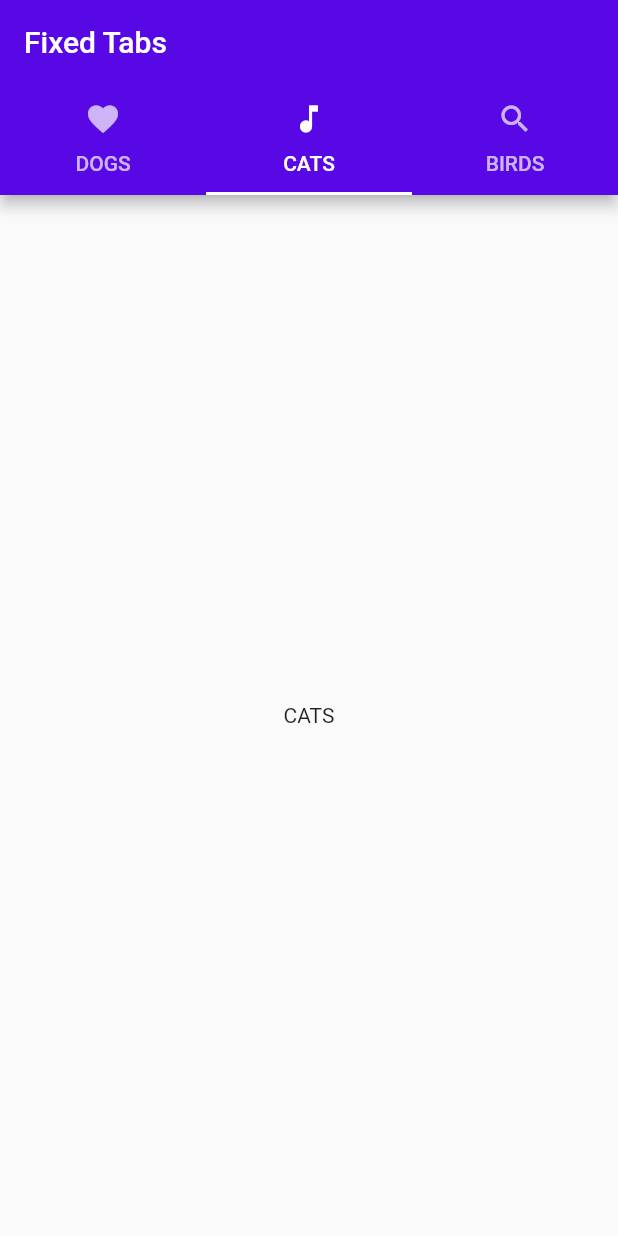
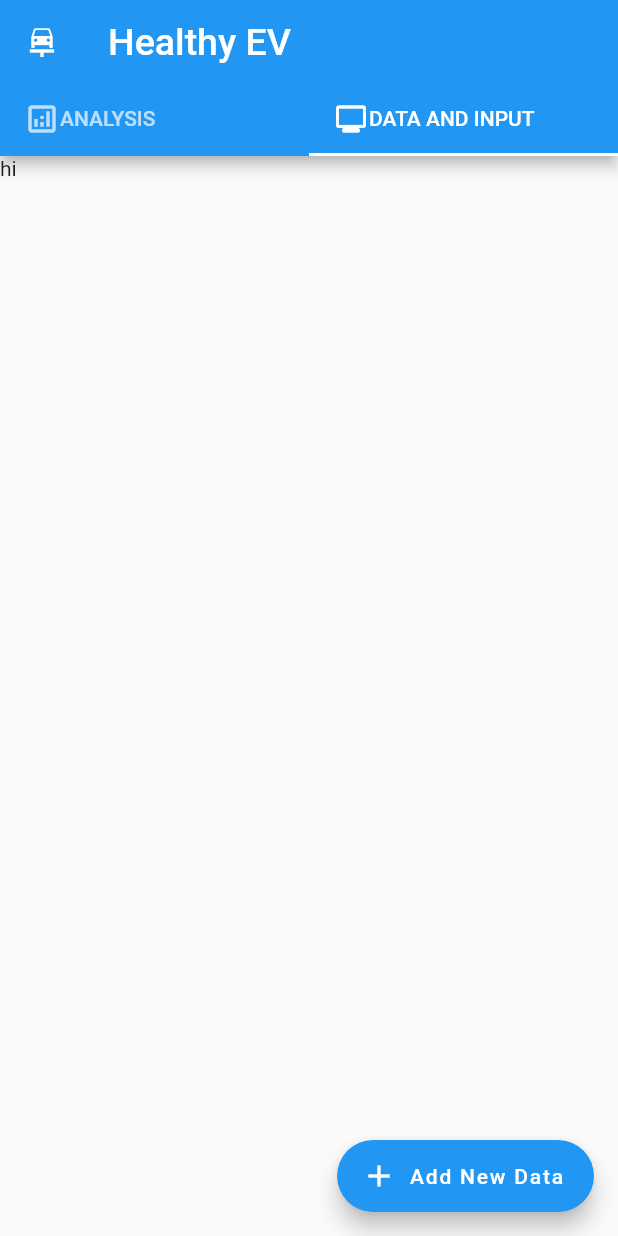
Before and after one commit to Yash-Pant-dev/HealthyEV, a Flutter app: the screen it shows after launch, tab 2 chosen, on a phone screen of 412 x 824 dp. Run offline on Flutter 3.47's test engine with Material 2 defaults, Android fonts, the phone set to English and light mode, and no system bars; our stand-ins replace google_fonts; Roboto replaces fonts that are missing (Poppins).

Commit message:
Add different tabs and required input button. Create rudimentery design of UI.

```diff
--- a/lib/main.dart
+++ b/lib/main.dart
@@ -1,37 +1,101 @@
 import 'package:flutter/material.dart';
+import 'package:google_fonts/google_fonts.dart';
 
 void main() => runApp(MyApp());
 
-class MyApp extends StatelessWidget {
+class MyApp extends StatefulWidget {
+  @override
+  State<MyApp> createState() => _MyAppState();
+}
+
+class _MyAppState extends State<MyApp> {
+  var batteryName = 'Nexon';
+  var temp = '-';
+  var dischargeCycles = '-';
+  var capacity = 46;
   @override
   Widget build(BuildContext context) {
     return MaterialApp(
       title: 'Flutter Demo',
       home: DefaultTabController(
-        length: 3,
+        length: 2,
         child: Scaffold(
           appBar: AppBar(
-            title: const Text('Fixed Tabs'),
+            leading: const Icon(Icons.car_repair),
+            title: const Text(
+              'Healthy EV',
+              style: TextStyle(
+                fontFamily: 'Poppins', //FIXME: Poppins doesnt apply
+                fontSize: 25,
+              ),
+            ),
             automaticallyImplyLeading: false,
-            backgroundColor: const Color(0xff5808e5),
-            bottom: const TabBar(
+            backgroundColor: Colors.blue,
+            bottom: TabBar(
               indicatorColor: Colors.white,
               tabs: [
-                Tab(text: 'DOGS', icon: Icon(Icons.favorite)),
-                Tab(text: 'CATS', icon: Icon(Icons.music_note)),
-                Tab(text: 'BIRDS', icon: Icon(Icons.search)),
+                Tab(
+                  child: Center(
+                    child: Row(
+                      children: const [
+                        Icon(Icons.analytics_outlined),
+                        Text('ANALYSIS')
+                      ],
+                    ),
+                  ),
+                ),
+                Tab(
+                  child: Row(
+                    children: const [
+                      Icon(Icons.monitor_rounded),
+                      Text('DATA AND INPUT')
+                    ],
+                  ),
+                ),
               ],
             ),
           ),
-          body: const TabBarView(
+          body: TabBarView(
             children: [
-              Center(child: Text('DOGS')),
-              Center(child: Text('CATS')),
-              Center(child: Text('BIRDS')),
+              Card(
+                clipBehavior: Clip.antiAlias,
+                child: Column(
+                  children: [
+                    ListTile(
+                      leading: Image.asset('assets/carbattery.png', ),
+                      title: const Text('At a Glance'),
+                      subtitle: Text(
+                        'Battery Details: $batteryName $capacity' + 'Whr',
+                        style: TextStyle(color: Colors.black.withOpacity(0.6)),
+                      ),
+                    ),
+                    Image.asset('assets/batterywear.jpg',),
+                    Padding(
+                      padding: const EdgeInsets.all(16.0),
+                      child: Text(
+                        'Average Ambient Temp.: $temp   Discharge Cycles: $dischargeCycles' +
+                            'WHr',
+                        style: TextStyle(color: Colors.black.withOpacity(0.9)),
+                      ),
+                    ),
+                  ],
+                ),
+              ),
+              Scaffold(
+                body: Container(
+                  child: const Text('hi'),
+                ),
+                floatingActionButton: FloatingActionButton.extended(
+                  onPressed: () {},
+                  icon: const Icon(Icons.add),
+                  label: const Text('Add New Data'),
+                  backgroundColor: Colors.blue,
+                ),
+              ),
             ],
           ),
         ),
       ),
     );
   }
-}
+} //TODO: Add toast/snackbar when data updates
--- a/pubspec.yaml
+++ b/pubspec.yaml
@@ -52,6 +52,10 @@ dev_dependencies:
 
 # The following section is specific to Flutter.
 flutter:
+  assets:
+    - assets/batterywear.jpg
+    - assets/batterywear2.png
+    - assets/carbattery.png
 
   # The following line ensures that the Material Icons font is
   # included with your application, so that you can use the icons in
```
Also changed, not shown: lib/dartpad.dart (added, +112 -0 lines), assets/batterywear.JPG (added), assets/batterywear2.PNG (added), assets/carbattery.PNG (added), assets/carbattery.svg (added), 1 other file.
